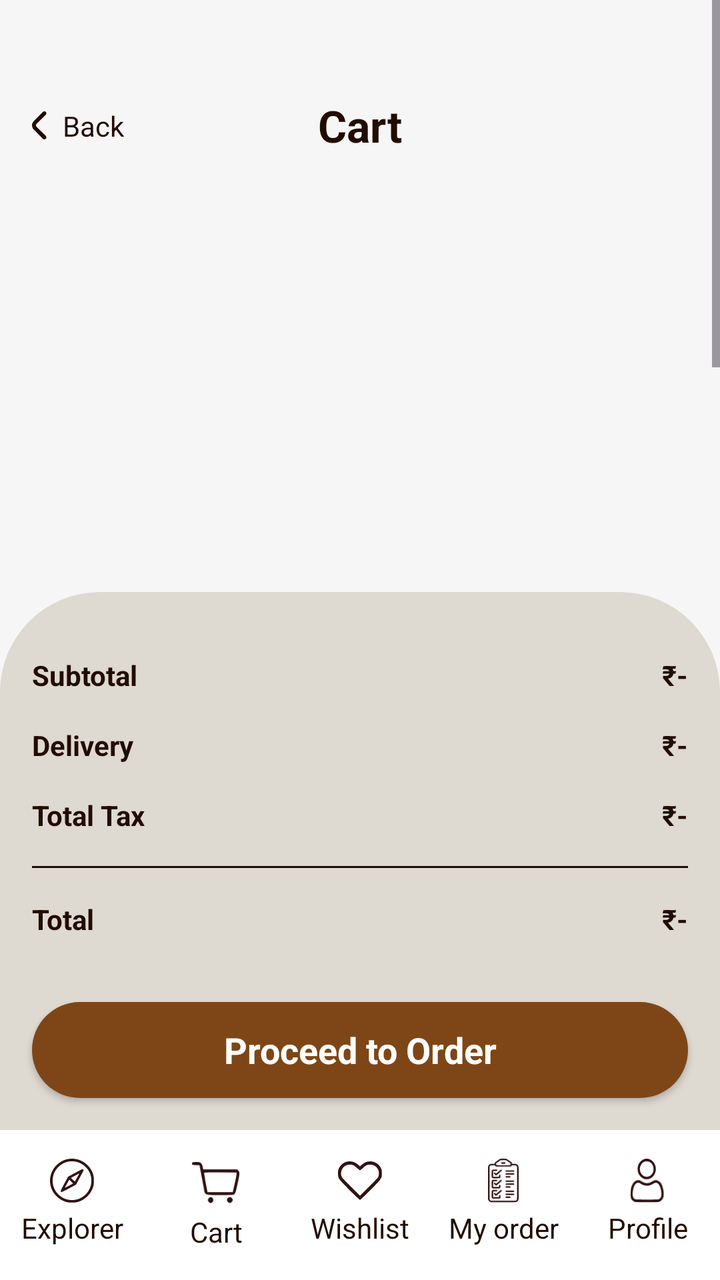
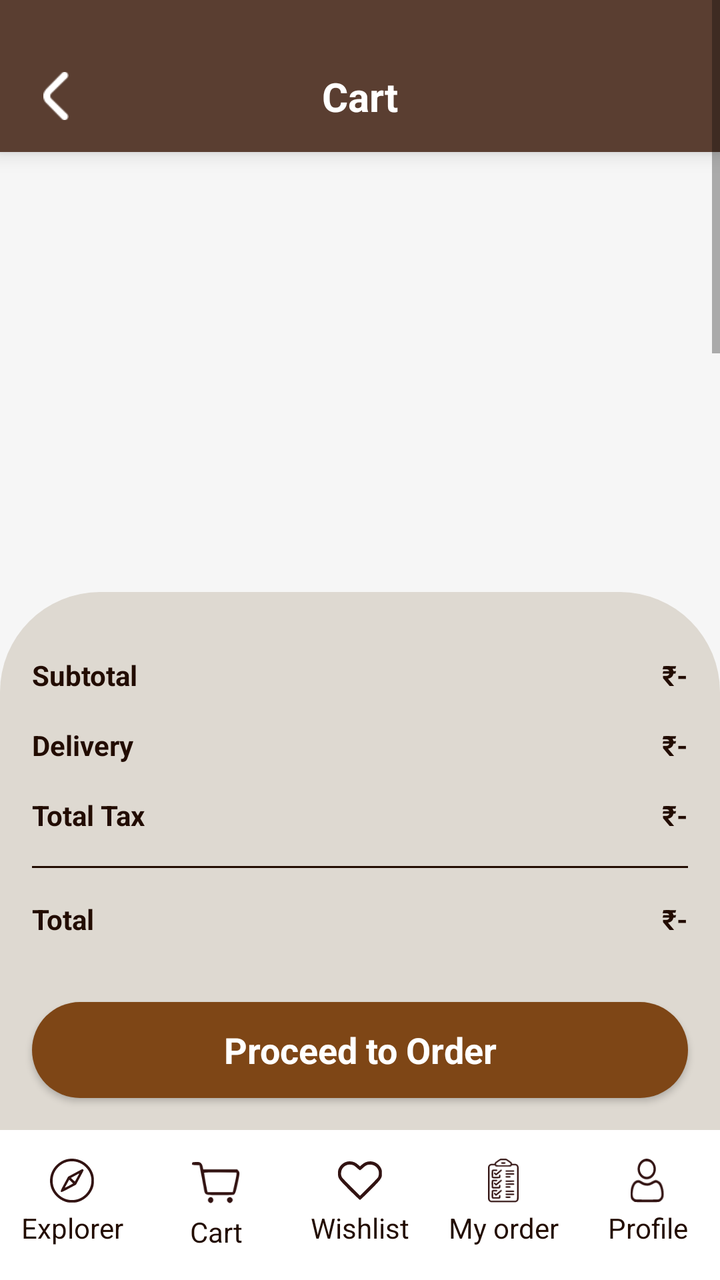

Screens rendered from an Android XML layout before and after an edit, with the pre-edit source and the edit as a unified diff.
<!-- AndroidManifest.xml: application theme Theme.CoffeeApp -->
<!-- res/layout/activity_cart.xml -->
<?xml version="1.0" encoding="utf-8"?>
<androidx.constraintlayout.widget.ConstraintLayout xmlns:android="http://schemas.android.com/apk/res/android"
    xmlns:app="http://schemas.android.com/apk/res-auto"
    xmlns:tools="http://schemas.android.com/tools"
    android:id="@+id/main"
    android:layout_width="match_parent"
    android:layout_height="match_parent"
    android:background="@color/lightGrey"
    tools:context=".Activity.CartActivity">

    <ScrollView
        android:id="@+id/scrollView2"
        android:layout_width="match_parent"
        android:layout_height="0dp"
        app:layout_constraintBottom_toTopOf="@+id/linearLayout"
        app:layout_constraintEnd_toEndOf="parent"
        app:layout_constraintStart_toStartOf="parent"
        app:layout_constraintTop_toTopOf="parent">

        <LinearLayout
            android:layout_width="match_parent"
            android:layout_height="wrap_content"
            android:orientation="vertical">

            <androidx.constraintlayout.widget.ConstraintLayout
                android:layout_width="match_parent"
                android:layout_height="match_parent"
                android:layout_marginHorizontal="16dp"
                android:layout_marginTop="48dp">

                <LinearLayout
                    android:id="@+id/backBtn"
                    android:layout_width="wrap_content"
                    android:layout_height="match_parent"
                    android:orientation="horizontal"
                    app:layout_constraintBottom_toBottomOf="parent"
                    app:layout_constraintStart_toStartOf="parent"
                    app:layout_constraintTop_toTopOf="parent">

                    <ImageView
                        android:id="@+id/imageView6"
                        android:layout_width="wrap_content"
                        android:layout_height="wrap_content"
                        android:layout_gravity="center"
                        app:srcCompat="@drawable/back" />

                    <TextView
                        android:id="@+id/textView4"
                        android:layout_width="wrap_content"
                        android:layout_height="wrap_content"
                        android:layout_marginStart="8dp"
                        android:text="Back"
                        android:textColor="@color/darkBrown" />
                </LinearLayout>

                <TextView
                    android:id="@+id/textView7"
                    android:layout_width="wrap_content"
                    android:layout_height="wrap_content"
                    android:text="@string/cart"
                    android:textColor="@color/darkBrown"
                    android:textSize="22sp"
                    android:textStyle="bold"
                    app:layout_constraintBottom_toBottomOf="parent"
                    app:layout_constraintEnd_toEndOf="parent"
                    app:layout_constraintStart_toStartOf="@+id/backBtn"
                    app:layout_constraintTop_toTopOf="parent" />
            </androidx.constraintlayout.widget.ConstraintLayout>

            <androidx.recyclerview.widget.RecyclerView
                android:id="@+id/listView"
                android:layout_width="match_parent"
                android:layout_height="wrap_content"
                android:minHeight="400dp" /> 
        </LinearLayout>
    </ScrollView>

    <LinearLayout
        android:id="@+id/linearLayout"
        android:layout_width="match_parent"
        android:layout_height="wrap_content"
        android:background="@drawable/cream_top_corner_bg"
        android:orientation="vertical"
        android:paddingTop="16dp"
        app:layout_constraintBottom_toTopOf="@+id/bottomNavLayout"
        app:layout_constraintEnd_toEndOf="parent"
        app:layout_constraintStart_toStartOf="parent">

        
        <androidx.constraintlayout.widget.ConstraintLayout
            android:layout_width="match_parent"
            android:layout_height="match_parent"
            android:layout_margin="16dp">

            <TextView
                android:id="@+id/totalTxt"
                android:layout_width="wrap_content"
                android:layout_height="wrap_content"
                android:text="₹-"
                android:textColor="@color/darkBrown"
                android:textStyle="bold"
                app:layout_constraintBottom_toBottomOf="@+id/textView21"
                app:layout_constraintEnd_toEndOf="parent"
                app:layout_constraintTop_toTopOf="@+id/textView21" />

            <TextView
                android:id="@+id/textView21"
                android:layout_width="wrap_content"
                android:layout_height="wrap_content"
                android:layout_marginTop="16dp"
                android:text="Total"
                android:textColor="@color/darkBrown"
                android:textStyle="bold"
                app:layout_constraintStart_toStartOf="parent"
                app:layout_constraintTop_toBottomOf="@+id/view2" />

            <TextView
                android:id="@+id/textView20"
                android:layout_width="wrap_content"
                android:layout_height="wrap_content"
                android:layout_marginTop="16dp"
                android:text="Total Tax"
                android:textColor="@color/darkBrown"
                android:textStyle="bold"
                app:layout_constraintStart_toStartOf="parent"
                app:layout_constraintTop_toBottomOf="@+id/textView16" />

            <TextView
                android:id="@+id/textView16"
                android:layout_width="wrap_content"
                android:layout_height="wrap_content"
                android:layout_marginTop="16dp"
                android:text="Delivery"
                android:textColor="@color/darkBrown"
                android:textStyle="bold"
                app:layout_constraintStart_toStartOf="parent"
                app:layout_constraintTop_toBottomOf="@+id/textView11" />

            <TextView
                android:id="@+id/totalTaxTxt"
                android:layout_width="wrap_content"
                android:layout_height="wrap_content"
                android:layout_marginTop="16dp"
                android:text="₹-"
                android:textColor="@color/darkBrown"
                android:textStyle="bold"
                app:layout_constraintEnd_toEndOf="parent"
                app:layout_constraintTop_toBottomOf="@id/deliveryTxt" />

            <TextView
                android:id="@+id/deliveryTxt"
                android:layout_width="wrap_content"
                android:layout_height="wrap_content"
                android:layout_marginTop="16dp"
                android:text="₹-"
                android:textColor="@color/darkBrown"
                android:textStyle="bold"
                app:layout_constraintEnd_toEndOf="parent"
                app:layout_constraintTop_toBottomOf="@id/textView11" />

            <TextView
                android:id="@+id/totalFeeTxt"
                android:layout_width="wrap_content"
                android:layout_height="wrap_content"
                android:text="₹-"
                android:textColor="@color/darkBrown"
                android:textStyle="bold"
                app:layout_constraintEnd_toEndOf="parent"
                app:layout_constraintTop_toTopOf="parent" />

            <TextView
                android:id="@+id/textView11"
                android:layout_width="wrap_content"
                android:layout_height="wrap_content"
                android:text="Subtotal"
                android:textColor="@color/darkBrown"
                android:textStyle="bold"
                app:layout_constraintStart_toStartOf="parent"
                app:layout_constraintTop_toTopOf="parent" />

            <View
                android:id="@+id/view2"
                android:layout_width="wrap_content"
                android:layout_height="1dp"
                android:layout_marginTop="16dp"
                android:background="@color/darkBrown"
                app:layout_constraintEnd_toEndOf="parent"
                app:layout_constraintStart_toStartOf="parent"
                app:layout_constraintTop_toBottomOf="@id/textView20" />
        </androidx.constraintlayout.widget.ConstraintLayout>


        <androidx.appcompat.widget.AppCompatButton
            android:id="@+id/button3"
            style="@android:style/Widget.Button"
            android:layout_width="match_parent"
            android:layout_height="wrap_content"
            android:layout_margin="16dp"
            android:background="@drawable/brown_full_corner_bg"
            android:text="Proceed to Order"
            android:textColor="@color/white"
            android:textSize="18sp"
            android:textStyle="bold" />
    </LinearLayout>

    
    <androidx.coordinatorlayout.widget.CoordinatorLayout
        android:id="@+id/bottomNavLayout"
        android:layout_width="match_parent"
        android:layout_height="75dp"
        app:layout_constraintBottom_toBottomOf="parent"
        app:layout_constraintEnd_toEndOf="parent"
        app:layout_constraintStart_toStartOf="parent">

        <com.google.android.material.bottomnavigation.BottomNavigationView
            android:layout_width="match_parent"
            android:layout_height="75dp"
            android:background="@color/white">

            <LinearLayout
                android:layout_width="match_parent"
                android:layout_height="wrap_content"
                android:layout_gravity="center_vertical">

                
                <LinearLayout
                    android:id="@+id/explorerBtn"
                    android:layout_width="0dp"
                    android:layout_height="match_parent"
                    android:layout_weight="0.2"
                    android:orientation="vertical">

                    <ImageView
                        android:id="@+id/explorerIcon"
                        android:layout_width="22dp"
                        android:layout_height="22dp"
                        android:layout_gravity="center"
                        app:srcCompat="@drawable/btn_1" />

                    <TextView
                        android:id="@+id/explorerText"
                        android:layout_width="match_parent"
                        android:layout_height="wrap_content"
                        android:layout_marginTop="3dp"
                        android:text="@string/explorer"
                        android:textAlignment="center"
                        android:textColor="@color/darkBrown" />
                </LinearLayout>

                
                <LinearLayout
                    android:id="@+id/cartBtn"
                    android:layout_width="0dp"
                    android:layout_height="match_parent"
                    android:layout_weight="0.2"
                    android:orientation="vertical"
                    android:gravity="center_horizontal">

                    <FrameLayout
                        android:layout_width="wrap_content"
                        android:layout_height="wrap_content">

                        <ImageView
                            android:id="@+id/cartIcon"
                            android:layout_width="24dp"
                            android:layout_height="24dp"
                            android:layout_gravity="center"
                            app:srcCompat="@drawable/btn_2"/>













                    </FrameLayout>

                    <TextView
                        android:id="@+id/cartText"
                        android:layout_width="match_parent"
                        android:layout_height="wrap_content"
                        android:layout_marginTop="3dp"
                        android:text="@string/cart"
                        android:textAlignment="center"
                        android:textColor="@color/darkBrown"/>
                </LinearLayout>


                
                <LinearLayout
                    android:id="@+id/wishlistBtn"
                    android:layout_width="0dp"
                    android:layout_height="match_parent"
                    android:layout_weight="0.2"
                    android:orientation="vertical">

                    <ImageView
                        android:id="@+id/wishlistIcon"
                        android:layout_width="22dp"
                        android:layout_height="22dp"
                        android:layout_gravity="center"
                        app:srcCompat="@drawable/btn_3" />

                    <TextView
                        android:id="@+id/wishlistText"
                        android:layout_width="match_parent"
                        android:layout_height="wrap_content"
                        android:layout_marginTop="3dp"
                        android:text="@string/wishlist"
                        android:textAlignment="center"
                        android:textColor="@color/darkBrown" />
                </LinearLayout>

                
                <LinearLayout
                    android:id="@+id/orderBtn"
                    android:layout_width="0dp"
                    android:layout_height="match_parent"
                    android:layout_weight="0.2"
                    android:orientation="vertical">

                    <ImageView
                        android:id="@+id/orderIcon"
                        android:layout_width="22dp"
                        android:layout_height="22dp"
                        android:layout_gravity="center"
                        app:srcCompat="@drawable/btn_4" />

                    <TextView
                        android:id="@+id/orderText"
                        android:layout_width="match_parent"
                        android:layout_height="wrap_content"
                        android:layout_marginTop="3dp"
                        android:text="@string/my_order"
                        android:textAlignment="center"
                        android:textColor="@color/darkBrown" />
                </LinearLayout>

                
                <LinearLayout
                    android:id="@+id/profileBtn"
                    android:layout_width="0dp"
                    android:layout_height="match_parent"
                    android:orientation="vertical"
                    android:layout_weight="0.2">

                    <ImageView
                        android:id="@+id/profileIcon"
                        android:layout_width="22dp"
                        android:layout_height="22dp"
                        android:layout_gravity="center"
                        app:srcCompat="@drawable/btn_5" />

                    <TextView
                        android:id="@+id/profileText"
                        android:layout_width="match_parent"
                        android:layout_height="wrap_content"
                        android:text="@string/profile"
                        android:layout_marginTop="3dp"
                        android:textAlignment="center"
                        android:textColor="@color/darkBrown"
                        />
                </LinearLayout>

            </LinearLayout>

        </com.google.android.material.bottomnavigation.BottomNavigationView>
    </androidx.coordinatorlayout.widget.CoordinatorLayout>
</androidx.constraintlayout.widget.ConstraintLayout>
<!-- resources referenced by this layout -->
<resources>
  <color name="darkBrown">#220c01</color>
  <color name="lightGrey">#f6f6f6</color>
  <color name="white">#FFFFFFFF</color>
  <!-- drawable back: png bitmap (drawable-hdpi, 279 bytes) -->
  <!-- drawable brown_full_corner_bg (drawable) -->
  <?xml version="1.0" encoding="utf-8"?>
  <selector xmlns:android="http://schemas.android.com/apk/res/android">
  <item>
      <shape android:shape="rectangle">
          <corners android:radius="50dp"/>
          <solid android:color="@color/brown"/>
      </shape>
  </item>
  </selector>
  <!-- drawable btn_1: png bitmap (drawable-hdpi, 1124 bytes) -->
  <!-- drawable btn_2: png bitmap (drawable-hdpi, 802 bytes) -->
  <!-- drawable btn_3: png bitmap (drawable-hdpi, 726 bytes) -->
  <!-- drawable btn_4: png bitmap (drawable-hdpi, 1046 bytes) -->
  <!-- drawable btn_5: png bitmap (drawable-hdpi, 883 bytes) -->
  <!-- drawable cream_top_corner_bg (drawable) -->
  <?xml version="1.0" encoding="utf-8"?>
  <selector xmlns:android="http://schemas.android.com/apk/res/android">
      <item>
          <shape android:shape="rectangle">
              <corners android:topLeftRadius="50dp" android:topRightRadius="50dp"/>
              <solid android:color="@color/lightCream"/>
          </shape>
      </item>
  </selector>
  <string name="cart">Cart</string>
  <string name="explorer">Explorer</string>
  <string name="my_order">My order</string>
  <string name="profile">Profile</string>
  <string name="wishlist">Wishlist</string>
  <style name="Theme.CoffeeApp" parent="Theme.Material3.Light.NoActionBar">
  
          
          <item name="android:colorBackground">@color/cream_light</item>
          <item name="colorSurface">@color/cream_light</item>
          <item name="colorOnSurface">@color/brown_dark</item>
  
          
          <item name="colorPrimary">@color/accent_gold</item>
          <item name="colorOnPrimary">@color/white</item>
  
          
          <item name="colorSecondary">@color/brown_medium</item>
          <item name="colorOnSecondary">@color/white</item>
  
          
          <item name="android:statusBarColor">@color/brown_dark</item>
          <item name="android:navigationBarColor">@color/brown_dark</item>
  
          
          <item name="materialCardViewStyle">@style/CoffeeCardStyle</item>
      </style>
  <color name="brown">#7e4616</color>
  <color name="lightCream">#ded9d1</color>
  <color name="cream_light">#F5E9DE</color>
  <color name="brown_dark">#3B2922</color>
  <color name="accent_gold">#E0A65D</color>
  <color name="brown_medium">#5A3E31</color>
  <style name="CoffeeCardStyle" parent="Widget.Material3.CardView.Elevated">
          <item name="cardBackgroundColor">@color/cream_light</item>
          <item name="cardElevation">4dp</item>
          <item name="shapeAppearance">@style/CoffeeCardShape</item>
      </style>
  <style name="CoffeeCardShape" parent="">
          <item name="cornerFamily">rounded</item>
          <item name="cornerSize">16dp</item>
      </style>
</resources>

<!-- the commit's change to res/layout/activity_cart.xml (unified diff, before → after) -->
@@ -22,53 +22,45 @@
             android:layout_height="wrap_content"
             android:orientation="vertical">
 
+            
             <androidx.constraintlayout.widget.ConstraintLayout
                 android:layout_width="match_parent"
-                android:layout_height="match_parent"
-                android:layout_marginHorizontal="16dp"
-                android:layout_marginTop="48dp">
-
-                <LinearLayout
+                android:layout_height="76dp"
+                android:background="@color/brown_medium"
+                android:elevation="6dp"
+                android:paddingTop="20dp"
+                android:paddingHorizontal="16dp">
+
+                
+                <ImageView
                     android:id="@+id/backBtn"
-                    android:layout_width="wrap_content"
-                    android:layout_height="match_parent"
-                    android:orientation="horizontal"
+                    android:layout_width="24dp"
+                    android:layout_height="24dp"
+                    android:src="@drawable/back"
+                    app:layout_constraintStart_toStartOf="parent"
+                    app:layout_constraintTop_toTopOf="parent"
                     app:layout_constraintBottom_toBottomOf="parent"
-                    app:layout_constraintStart_toStartOf="parent"
-                    app:layout_constraintTop_toTopOf="parent">
-
-                    <ImageView
-                        android:id="@+id/imageView6"
-                        android:layout_width="wrap_content"
-                        android:layout_height="wrap_content"
-                        android:layout_gravity="center"
-                        app:srcCompat="@drawable/back" />
-
-                    <TextView
-                        android:id="@+id/textView4"
-                        android:layout_width="wrap_content"
-                        android:layout_height="wrap_content"
-                        android:layout_marginStart="8dp"
-                        android:text="Back"
-                        android:textColor="@color/darkBrown" />
-                </LinearLayout>
-
+                    app:tint="@color/white" />
+
+                
                 <TextView
                     android:id="@+id/textView7"
                     android:layout_width="wrap_content"
                     android:layout_height="wrap_content"
                     android:text="@string/cart"
-                    android:textColor="@color/darkBrown"
-                    android:textSize="22sp"
+                    android:textColor="@color/white"
+                    android:textSize="20sp"
                     android:textStyle="bold"
-                    app:layout_constraintBottom_toBottomOf="parent"
+                    app:layout_constraintStart_toStartOf="parent"
                     app:layout_constraintEnd_toEndOf="parent"
-                    app:layout_constraintStart_toStartOf="@+id/backBtn"
-                    app:layout_constraintTop_toTopOf="parent" />
+                    app:layout_constraintTop_toTopOf="parent"
+                    app:layout_constraintBottom_toBottomOf="parent"/>
             </androidx.constraintlayout.widget.ConstraintLayout>
+
 
             <androidx.recyclerview.widget.RecyclerView
                 android:id="@+id/listView"
+                android:layout_marginTop="20dp"
                 android:layout_width="match_parent"
                 android:layout_height="wrap_content"
                 android:minHeight="400dp" /> 
@@ -372,4 +364,5 @@
 
         </com.google.android.material.bottomnavigation.BottomNavigationView>
     </androidx.coordinatorlayout.widget.CoordinatorLayout>
+
 </androidx.constraintlayout.widget.ConstraintLayout>
<!-- resource entries referenced after the edit -->
@@ -34,7 +34,7 @@
   <string name="my_order">My order</string>
   <string name="profile">Profile</string>
   <string name="wishlist">Wishlist</string>
-  <style name="Theme.CoffeeApp" parent="Theme.Material3.Light.NoActionBar">
+  <style name="Theme.CoffeeApp" parent="Theme.MaterialComponents.DayNight.NoActionBar">
   
           
           <item name="android:colorBackground">@color/cream_light</item>
@@ -55,6 +55,7 @@
   
           
           <item name="materialCardViewStyle">@style/CoffeeCardStyle</item>
+  
       </style>
   <color name="brown">#7e4616</color>
   <color name="lightCream">#ded9d1</color>
